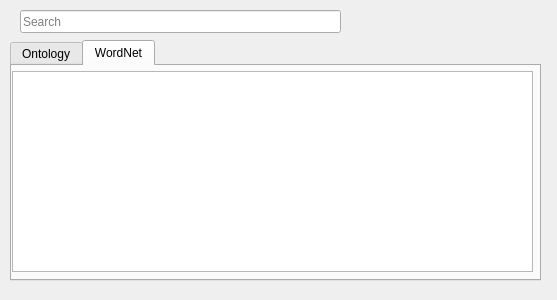
This is src/ui/Designer/DocumentationWidget.ui in pySUMO/pysumo as Qt 5 draws it before an edit. The edited form follows.
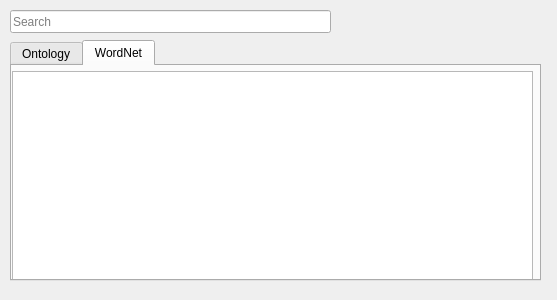
This is the edited form.

Patch:
```diff
--- a/src/ui/Designer/DocumentationWidget.ui
+++ b/src/ui/Designer/DocumentationWidget.ui
@@ -50,7 +50,7 @@
        <x>0</x>
        <y>5</y>
        <width>521</width>
-       <height>201</height>
+       <height>210</height>
       </rect>
      </property>
     </widget>
@@ -59,7 +59,7 @@
   <widget class="QLineEdit" name="lineEdit">
    <property name="geometry">
     <rect>
-     <x>20</x>
+     <x>10</x>
      <y>10</y>
      <width>321</width>
      <height>23</height>
@@ -72,6 +72,17 @@
     <string>Search</string>
    </property>
   </widget>
+  <widget class="QWidget" name="">
+   <property name="geometry">
+    <rect>
+     <x>0</x>
+     <y>0</y>
+     <width>2</width>
+     <height>2</height>
+    </rect>
+   </property>
+   <layout class="QVBoxLayout" name="verticalLayout"/>
+  </widget>
  </widget>
  <resources/>
  <connections/>
```
